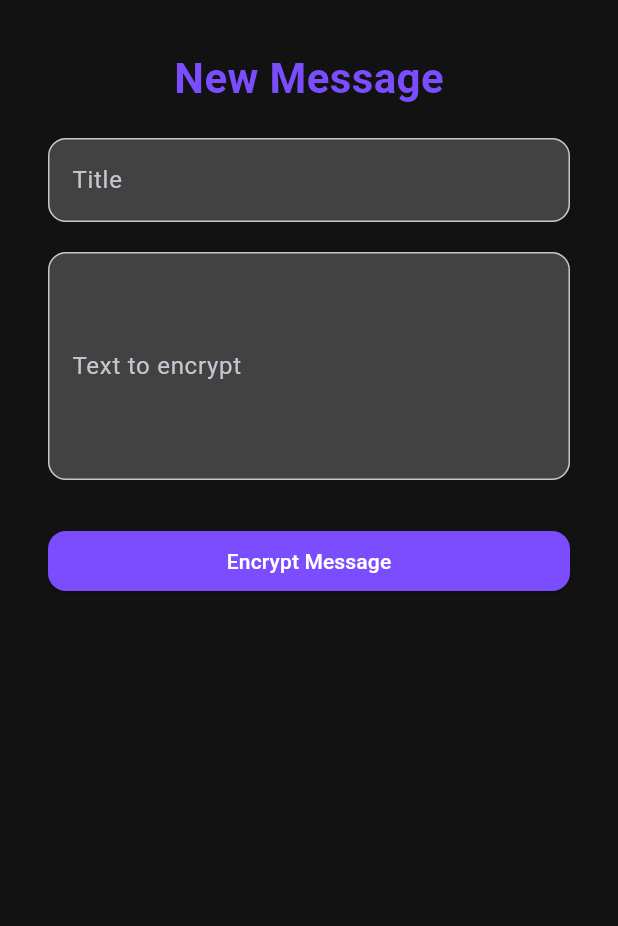
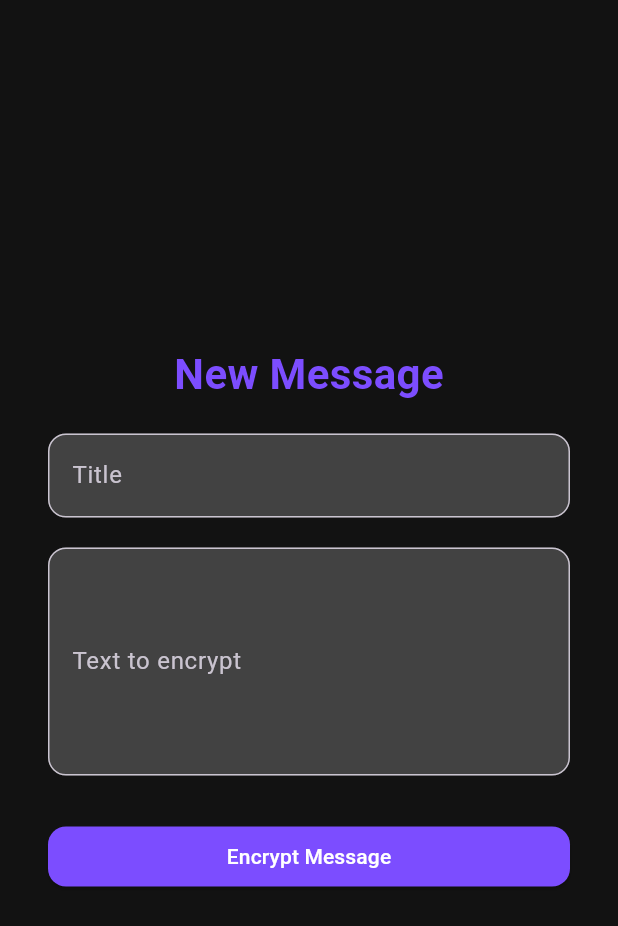
Before and after one commit to oriazadok/cypheron, a Flutter app: the NewMessage screen opened directly, on a phone screen of 412 x 824 dp. Shown: the top 926 px of the screen. Run offline on Flutter 3.47's test engine with Material 3 defaults, Android fonts, the phone set to English and light mode, and no system bars; our stand-ins replace cloud_firestore, contacts_service, firebase_auth, firebase_core, google_sign_in, hive and 4 more; missing offline and left inert: dart:ffi; accounts and stored records are empty.

Commit message:
ui ux new message

```diff
--- a/lib/ui/screensUI/NewMessageUI.dart
+++ b/lib/ui/screensUI/NewMessageUI.dart
@@ -24,13 +24,17 @@ class __NewmessageUIState extends State<NewmessageUI> {
 
   @override
   Widget build(BuildContext context) {
-    return FormUI(
+    return Center(
+      child: SingleChildScrollView(
+        child: FormUI(
           title: "New Message",
           inputFields: widget.inputFields,
           onClick: () {
             widget.onClick();
           },
           buttonText: widget.buttonText,
+        ),
+      ),
     );
   }
 
```
Lines whose indentation alone changed are shown as unchanged.
